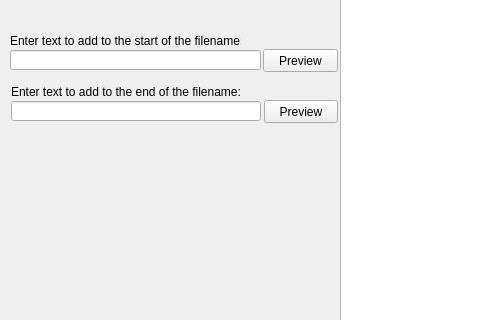
Above: Drawing_Renamer.ui from craig3050/GUI-Test before the change; both pictures show x 0 to 487 and y 90 to 410 of the 934 by 583 pixel window. Below: the same form after it.
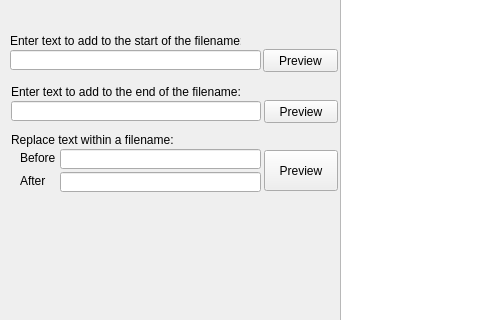
That is the form after the change.

Commit message: Added text replace function

What changed in the file:
```diff
--- a/Drawing_Renamer.ui
+++ b/Drawing_Renamer.ui
@@ -185,6 +185,87 @@
      <string>Preview</string>
     </property>
    </widget>
+   <widget class="QLineEdit" name="lineEdit_enter_replace_text_before">
+    <property name="geometry">
+     <rect>
+      <x>60</x>
+      <y>239</y>
+      <width>201</width>
+      <height>20</height>
+     </rect>
+    </property>
+   </widget>
+   <widget class="QPushButton" name="pushButton_enter_replace_text">
+    <property name="geometry">
+     <rect>
+      <x>264</x>
+      <y>240</y>
+      <width>74</width>
+      <height>41</height>
+     </rect>
+    </property>
+    <property name="text">
+     <string>Preview</string>
+    </property>
+   </widget>
+   <widget class="QLabel" name="label_enter_replace_text">
+    <property name="geometry">
+     <rect>
+      <x>11</x>
+      <y>219</y>
+      <width>230</width>
+      <height>21</height>
+     </rect>
+    </property>
+    <property name="toolTip">
+     <string>&lt;html&gt;&lt;head/&gt;&lt;body&gt;&lt;p&gt;e.g. &amp;quot;Your_Filename&amp;quot; becomes &amp;quot;Additional Text Your Filename&amp;quot;&lt;/p&gt;&lt;/body&gt;&lt;/html&gt;</string>
+    </property>
+    <property name="text">
+     <string>Replace text within a filename:</string>
+    </property>
+   </widget>
+   <widget class="QLabel" name="label_enter_replace_text_2">
+    <property name="geometry">
+     <rect>
+      <x>20</x>
+      <y>237</y>
+      <width>41</width>
+      <height>21</height>
+     </rect>
+    </property>
+    <property name="toolTip">
+     <string>&lt;html&gt;&lt;head/&gt;&lt;body&gt;&lt;p&gt;e.g. &amp;quot;Your_Filename&amp;quot; becomes &amp;quot;Additional Text Your Filename&amp;quot;&lt;/p&gt;&lt;/body&gt;&lt;/html&gt;</string>
+    </property>
+    <property name="text">
+     <string>Before</string>
+    </property>
+   </widget>
+   <widget class="QLineEdit" name="lineEdit_enter_replace_text_after">
+    <property name="geometry">
+     <rect>
+      <x>60</x>
+      <y>262</y>
+      <width>201</width>
+      <height>20</height>
+     </rect>
+    </property>
+   </widget>
+   <widget class="QLabel" name="label_enter_replace_text_3">
+    <property name="geometry">
+     <rect>
+      <x>20</x>
+      <y>260</y>
+      <width>41</width>
+      <height>21</height>
+     </rect>
+    </property>
+    <property name="toolTip">
+     <string>&lt;html&gt;&lt;head/&gt;&lt;body&gt;&lt;p&gt;e.g. &amp;quot;Your_Filename&amp;quot; becomes &amp;quot;Additional Text Your Filename&amp;quot;&lt;/p&gt;&lt;/body&gt;&lt;/html&gt;</string>
+    </property>
+    <property name="text">
+     <string>After</string>
+    </property>
+   </widget>
   </widget>
   <widget class="QMenuBar" name="menubar">
    <property name="geometry">
```
The commit also changes 1 other file.
